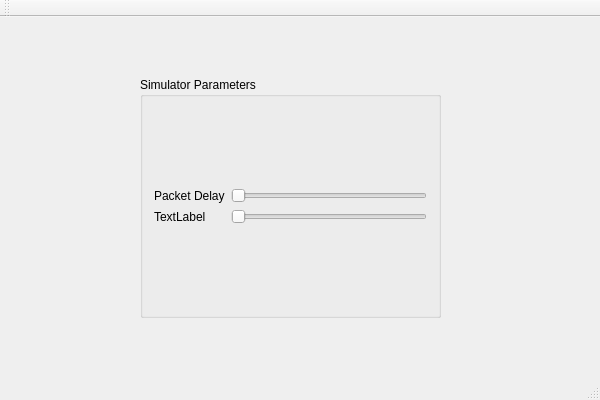
Before: the Qt Designer form kinda-good-protocol/KindaGoodProtocol.ui in Krixium/kinda-good-protocol, drawn with Qt 5.
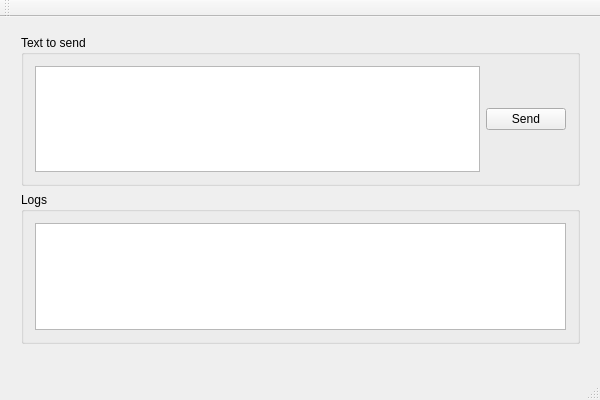
After: the same form once the commit is applied.

Commit message: Add log viewer and text entry widgets to client UI

What changed in the file:
```diff
--- a/kinda-good-protocol/KindaGoodProtocol.ui
+++ b/kinda-good-protocol/KindaGoodProtocol.ui
@@ -14,53 +14,46 @@
    <string>KindaGoodProtocol</string>
   </property>
   <widget class="QWidget" name="centralWidget">
-   <widget class="QGroupBox" name="groupBox">
+   <widget class="QWidget" name="gridLayoutWidget">
     <property name="geometry">
      <rect>
-      <x>140</x>
-      <y>60</y>
-      <width>301</width>
-      <height>241</height>
+      <x>10</x>
+      <y>7</y>
+      <width>581</width>
+      <height>331</height>
      </rect>
     </property>
-    <property name="title">
-     <string>Simulator Parameters</string>
-    </property>
-    <layout class="QGridLayout" name="gridLayout_2">
-     <item row="0" column="0">
       <layout class="QGridLayout" name="gridLayout">
-       <property name="sizeConstraint">
-        <enum>QLayout::SetMaximumSize</enum>
+     <item row="2" column="0">
+      <widget class="QGroupBox" name="groupBox">
+       <property name="title">
+        <string>Logs</string>
        </property>
-       <item row="0" column="0">
-        <widget class="QLabel" name="label">
-         <property name="text">
-          <string>Packet Delay</string>
-         </property>
+       <layout class="QVBoxLayout" name="verticalLayout">
+        <item>
+         <widget class="QTextEdit" name="textEdit"/>
+        </item>
+       </layout>
         </widget>
        </item>
        <item row="1" column="0">
-        <widget class="QLabel" name="packetDelayLabel">
+      <widget class="QGroupBox" name="horizontalGroupBox">
+       <property name="title">
+        <string>Text to send</string>
+       </property>
+       <layout class="QHBoxLayout" name="horizontalLayout">
+        <item>
+         <widget class="QPlainTextEdit" name="plainTextEdit"/>
+        </item>
+        <item>
+         <widget class="QPushButton" name="pushButton">
          <property name="text">
-          <string>TextLabel</string>
-         </property>
-        </widget>
-       </item>
-       <item row="1" column="1">
-        <widget class="QSlider" name="horizontalSlider_2">
-         <property name="orientation">
-          <enum>Qt::Horizontal</enum>
-         </property>
-        </widget>
-       </item>
-       <item row="0" column="1">
-        <widget class="QSlider" name="packetDelaySlider">
-         <property name="orientation">
-          <enum>Qt::Horizontal</enum>
+           <string>Send</string>
          </property>
         </widget>
        </item>
       </layout>
+      </widget>
      </item>
     </layout>
    </widget>
```
Left out of the diff: 2 changed lines with no effect on the pictures. Lines whose indentation alone changed are shown as unchanged.
